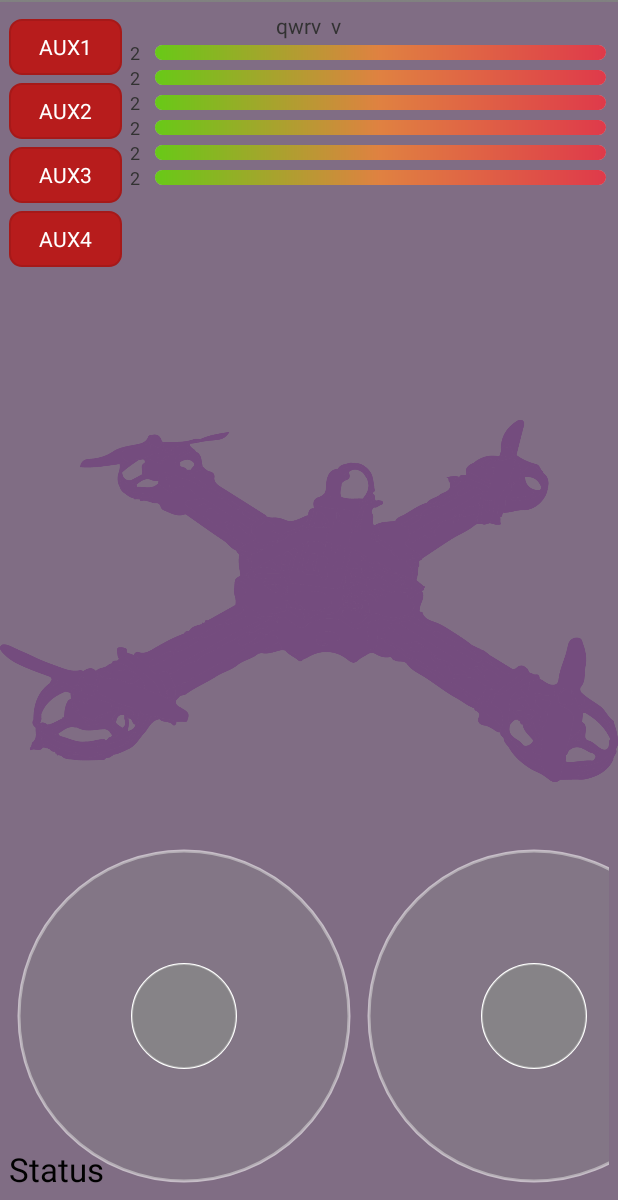
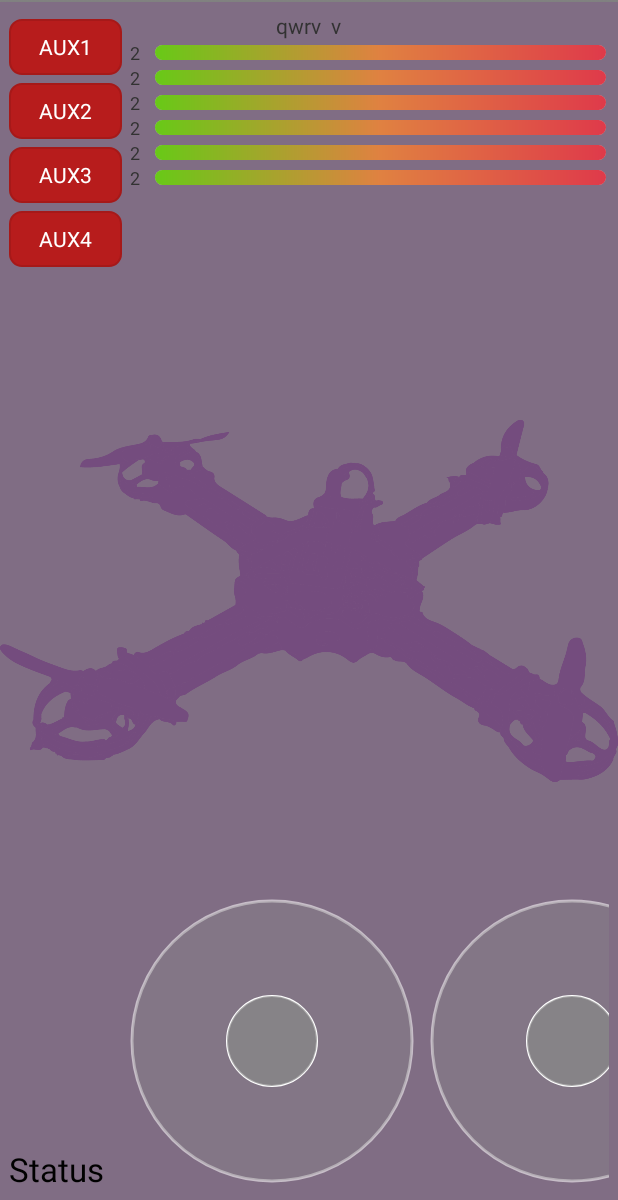
Before and after one commit to ageapps/HermesApp, an Android app: the layout dual_joystick_activity.xml on its own in the app's theme, with its tools: preview values and no code run, on a phone screen of 412 x 824 dp, the part 36-1236 px from its top. Run offline under Robolectric (Android 15) with nearby library versions, the phone set to English and light mode, and no system bars.

Commit message:
Bluetooth Correction and Joysticks Adjustment

```diff
--- a/app/build.gradle
+++ b/app/build.gradle
@@ -5,7 +5,7 @@ android {
     buildToolsVersion "23.0.1"
 
     defaultConfig {
-        applicationId "es.age.apps.bridgit.core.multiwiiremote"
+        applicationId "es.age.apps.bridgit"
         minSdkVersion 15
         targetSdkVersion 10
     }
--- a/app/src/main/java/es/age/apps/bridgit/activities/MainActivity.java
+++ b/app/src/main/java/es/age/apps/bridgit/activities/MainActivity.java
@@ -8,7 +8,6 @@ import android.os.Bundle;
 import android.support.v7.app.AppCompatActivity;
 import android.support.v7.widget.Toolbar;
 import android.view.View;
-import android.widget.Button;
 import android.widget.ImageButton;
 import android.widget.Toast;
 
--- a/app/src/main/java/es/age/apps/bridgit/core/communication/Bluetooth.java
+++ b/app/src/main/java/es/age/apps/bridgit/core/communication/Bluetooth.java
@@ -192,6 +192,11 @@ return Connected;
 		// TODO Auto-generated method stub
 		return 0;
 	}
+	@Override
+	public CommunicationMode getMode()
+	{
+		return CommunicationMode.BLUETOOTH;
+	}
 
 	@Override
 	protected void connectionLost() {
--- a/app/src/main/java/es/age/apps/bridgit/core/communication/Communication.java
+++ b/app/src/main/java/es/age/apps/bridgit/core/communication/Communication.java
@@ -139,6 +139,7 @@ public abstract class Communication {
 
 	public abstract String getConnectionState();
 
+	public abstract CommunicationMode getMode();
 
 	public abstract int getStrength();
 
--- /dev/null
+++ b/app/src/main/java/es/age/apps/bridgit/core/communication/CommunicationMode.java
@@ -0,0 +1,5 @@
+package es.age.apps.bridgit.core.communication;
+
+	public enum CommunicationMode {
+		BLUETOOTH, WIFI;
+	}
--- a/app/src/main/java/es/age/apps/bridgit/core/remote/RemoteActivityEvents.java
+++ b/app/src/main/java/es/age/apps/bridgit/core/remote/RemoteActivityEvents.java
@@ -7,6 +7,7 @@ import android.widget.CompoundButton;
 import android.widget.CompoundButton.OnCheckedChangeListener;
 
 import es.age.apps.bridgit.activities.RemoteActivity;
+import es.age.apps.bridgit.core.Utilities.Utilities;
 import es.age.apps.bridgit.ui.joystick.JoystickMovedListener;
 
 public class RemoteActivityEvents {
@@ -73,4 +74,5 @@ public class RemoteActivityEvents {
 		}
 	};
 
+
 }
--- a/app/src/main/res/layout/dual_joystick_activity.xml
+++ b/app/src/main/res/layout/dual_joystick_activity.xml
@@ -6,13 +6,14 @@
     android:background="@color/background"
     android:gravity="left"
     tools:context=".MainActivity">
+
     <ImageView
         android:layout_width="wrap_content"
         android:layout_height="wrap_content"
         android:layout_centerHorizontal="true"
         android:layout_centerVertical="true"
-        android:src="@drawable/drone_shape"
-        android:alpha="0.7"/>
+        android:alpha="0.7"
+        android:src="@drawable/drone_shape" />
 
     <RelativeLayout
         android:layout_width="match_parent"
@@ -46,8 +47,8 @@
                     android:layout_width="wrap_content"
                     android:layout_height="wrap_content"
                     android:layout_centerHorizontal="true"
+                    android:layout_marginLeft="5dp"
                     android:layout_marginRight="10dp"
-                    android:layout_marginLeft="5dp"
                     android:text="2"
                     android:textSize="12dp" />
 
@@ -59,8 +60,8 @@
                     android:layout_weight="1"
                     android:indeterminate="false"
                     android:max="1000"
-                    android:progressDrawable="@drawable/custom_progress_bar"
-                    android:progress="1000" />
+                    android:progress="1000"
+                    android:progressDrawable="@drawable/custom_progress_bar" />
 
 
             </TableRow>
@@ -88,8 +89,8 @@
                     android:layout_weight="1"
                     android:indeterminate="false"
                     android:max="1000"
-                    android:progressDrawable="@drawable/custom_progress_bar"
-                    android:progress="1000" />
+                    android:progress="1000"
+                    android:progressDrawable="@drawable/custom_progress_bar" />
 
 
             </TableRow>
@@ -105,8 +106,8 @@
                     android:layout_width="wrap_content"
                     android:layout_height="wrap_content"
                     android:layout_centerHorizontal="true"
+                    android:layout_marginLeft="5dp"
                     android:layout_marginRight="10dp"
-                    android:layout_marginLeft="5dp"
                     android:text="2"
                     android:textSize="12dp" />
 
@@ -118,8 +119,8 @@
                     android:layout_weight="1"
                     android:indeterminate="false"
                     android:max="1000"
-                    android:progressDrawable="@drawable/custom_progress_bar"
-                    android:progress="1000" />
+                    android:progress="1000"
+                    android:progressDrawable="@drawable/custom_progress_bar" />
 
 
             </TableRow>
@@ -133,9 +134,9 @@
                     android:id="@+id/txt_y"
                     android:layout_width="wrap_content"
                     android:layout_height="wrap_content"
-                    android:layout_marginRight="10dp"
                     android:layout_centerHorizontal="true"
                     android:layout_marginLeft="5dp"
+                    android:layout_marginRight="10dp"
                     android:text="2"
                     android:textSize="12dp" />
 
@@ -147,8 +148,8 @@
                     android:layout_weight="1"
                     android:indeterminate="false"
                     android:max="1000"
-                    android:progressDrawable="@drawable/custom_progress_bar"
-                    android:progress="1000" />
+                    android:progress="1000"
+                    android:progressDrawable="@drawable/custom_progress_bar" />
 
 
             </TableRow>
@@ -163,8 +164,8 @@
                     android:layout_width="wrap_content"
                     android:layout_height="wrap_content"
                     android:layout_centerHorizontal="true"
+                    android:layout_marginLeft="5dp"
                     android:layout_marginRight="10dp"
-                    android:layout_marginLeft="5dp"
                     android:text="2"
                     android:textSize="12dp" />
 
@@ -176,8 +177,8 @@
                     android:layout_weight="1"
                     android:indeterminate="false"
                     android:max="1000"
-                    android:progressDrawable="@drawable/custom_progress_bar"
-                    android:progress="1000" />
+                    android:progress="1000"
+                    android:progressDrawable="@drawable/custom_progress_bar" />
 
 
             </TableRow>
@@ -192,8 +193,8 @@
                     android:layout_width="wrap_content"
                     android:layout_height="wrap_content"
                     android:layout_centerHorizontal="true"
+                    android:layout_marginLeft="5dp"
                     android:layout_marginRight="10dp"
-                    android:layout_marginLeft="5dp"
                     android:text="2"
                     android:textSize="12dp" />
 
@@ -206,8 +207,8 @@
                     android:layout_weight="1"
                     android:indeterminate="false"
                     android:max="1000"
-                    android:progressDrawable="@drawable/custom_progress_bar"
-                    android:progress="1000" />
+                    android:progress="1000"
+                    android:progressDrawable="@drawable/custom_progress_bar" />
 
 
             </TableRow>
@@ -218,13 +219,13 @@
             android:id="@+id/aux1Btn"
             android:layout_width="wrap_content"
             android:layout_height="wrap_content"
-            android:contentDescription="@string/aux1"
             android:layout_alignParentLeft="true"
             android:layout_alignParentTop="true"
+            android:layout_marginTop="5dp"
             android:background="@drawable/custom_toggle_buttom"
+            android:contentDescription="@string/aux1"
+            android:text="@string/aux1"
             android:textColor="@android:color/white"
-            android:layout_marginTop="5dp"
-            android:text="@string/aux1"
             android:textOff="@string/aux1"
             android:textOn="@string/aux1" />
 
@@ -235,10 +236,10 @@
             android:layout_alignLeft="@+id/aux1Btn"
             android:layout_alignParentLeft="true"
             android:layout_below="@+id/aux1Btn"
+            android:layout_marginTop="5dp"
             android:background="@drawable/custom_toggle_buttom"
-            android:layout_marginTop="5dp"
+            android:text="@string/aux2"
             android:textColor="@android:color/white"
-            android:text="@string/aux2"
             android:textOff="@string/aux2"
             android:textOn="@string/aux2" />
 
@@ -248,10 +249,10 @@
             android:layout_height="wrap_content"
             android:layout_alignParentLeft="true"
             android:layout_below="@+id/aux2Btn"
+            android:layout_marginTop="5dp"
             android:background="@drawable/custom_toggle_buttom"
-            android:layout_marginTop="5dp"
+            android:text="@string/aux3"
             android:textColor="@android:color/white"
-            android:text="@string/aux3"
             android:textOff="@string/aux3"
             android:textOn="@string/aux3" />
 
@@ -261,31 +262,39 @@
             android:layout_height="wrap_content"
             android:layout_alignParentLeft="true"
             android:layout_below="@+id/aux3Btn"
+            android:layout_marginTop="5dp"
+            android:background="@drawable/custom_toggle_buttom"
             android:text="@string/aux4"
+            android:textColor="@android:color/white"
             android:textOff="@string/aux4"
-            android:background="@drawable/custom_toggle_buttom"
-            android:layout_marginTop="5dp"
-            android:textColor="@android:color/white"
             android:textOn="@string/aux4" />
 
         <TextView
             android:id="@+id/status"
             android:layout_width="wrap_content"
             android:layout_height="wrap_content"
-            android:layout_alignBottom="@+id/DualJoystickView"
+            android:layout_alignBottom="@+id/stics"
             android:layout_alignParentLeft="true"
             android:text="@string/connectionStatus"
             android:textAppearance="?android:attr/textAppearanceLarge" />
 
-        <view
-            android:id="@+id/DualJoystickView"
-            class="es.age.apps.bridgit.ui.joystick.DualJoystickView"
-            android:layout_width="700px"
-            android:layout_height="350px"
-            android:layout_alignParentBottom="true"
-            android:layout_alignParentLeft="false"
-            android:layout_alignParentRight="true"
-            android:layout_alignParentTop="false"
-            android:visibility="visible" />
+        <LinearLayout
+            android:id="@+id/stics"
+            android:layout_width="match_parent"
+            android:layout_height="match_parent"
+            android:layout_below="@+id/bar_table"
+            android:layout_toRightOf="@+id/aux3Btn"
+            android:gravity="center_horizontal|bottom">
+
+            <view
+                android:id="@+id/DualJoystickView"
+                class="es.age.apps.bridgit.ui.joystick.DualJoystickView"
+                android:layout_width="match_parent"
+                android:layout_height="200dp"
+                android:minWidth="800px"
+                android:maxHeight="700px"
+                android:maxWidth="1400px "
+                android:visibility="visible" />
+        </LinearLayout>
     </RelativeLayout>
 </RelativeLayout>
```
Also changed, not shown: app/src/main/java/es/age/apps/bridgit/App.java (+30 -14 lines), app/src/main/java/es/age/apps/bridgit/activities/RemoteActivity.java (+16 -2 lines), app/src/main/java/es/age/apps/bridgit/core/communication/DeviceListActivity.java (+2 -7 lines), app/src/main/java/es/age/apps/bridgit/core/remote/RemoteActivityCommunicationHandler.java (+20 -3 lines), 874 other files.
